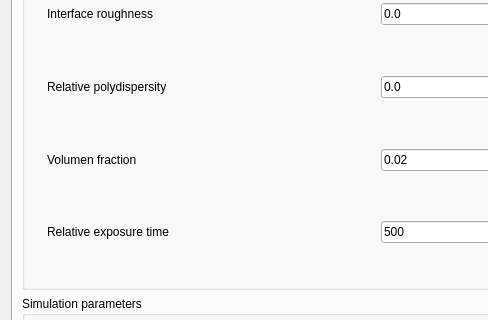
Old version of the form src/sas/qtgui/Calculators/Shape2SAS/UI/DesignWindowUI.ui in the repository SasView/sasview; both pictures show x 0 to 488 and y 159 to 479 of the 1306 by 638 pixel window.
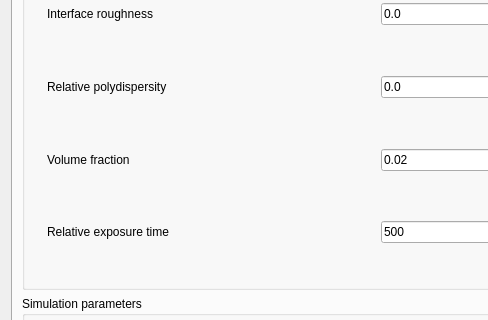
New version of the form. The open tabs and pages were chosen to show the change.

Commit message: Volumen -> volume

The edit to the form file:
```diff
--- a/src/sas/qtgui/Calculators/Shape2SAS/UI/DesignWindowUI.ui
+++ b/src/sas/qtgui/Calculators/Shape2SAS/UI/DesignWindowUI.ui
@@ -812,7 +812,7 @@
               <item>
                <widget class="QLabel" name="label_10">
                 <property name="text">
-                 <string>Volumen fraction</string>
+                 <string>Volume fraction</string>
                 </property>
                </widget>
               </item>
```
Left out of the diff: 2 changed lines with no effect on the pictures.
